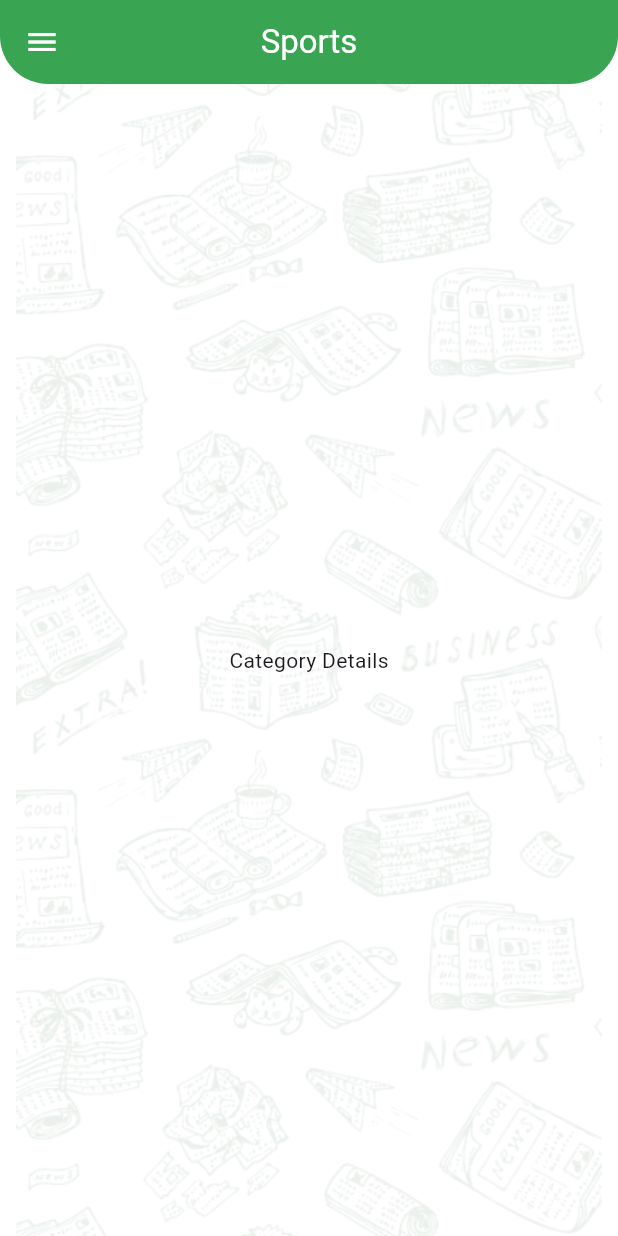
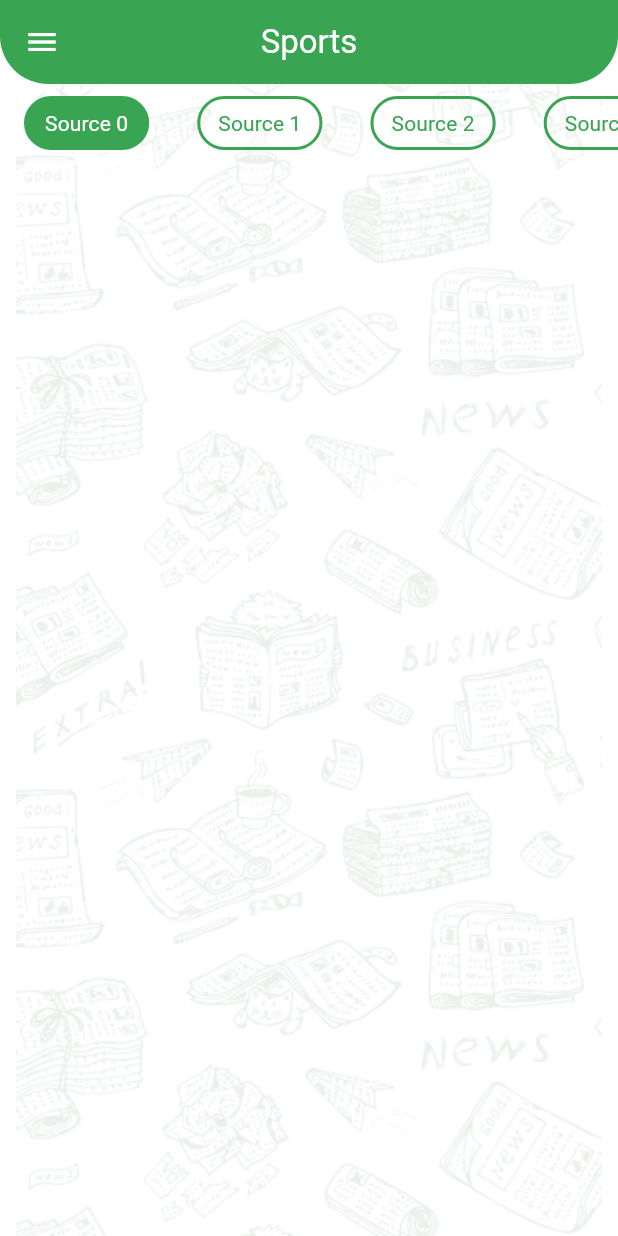
Before and after one commit to omar-route-c12/news, a Flutter app: the screen it shows after launch, after a tap on "Sports", on a phone screen of 412 x 824 dp. Run offline on Flutter 3.47's test engine with Material 3 defaults, Android fonts, the phone set to English and light mode, and no system bars.

Commit message:
Finish tabs UI

```diff
--- a/lib/app_theme.dart
+++ b/lib/app_theme.dart
@@ -28,6 +28,11 @@ class AppTheme {
         fontWeight: FontWeight.bold,
         color: white,
       ),
+      titleSmall: TextStyle(
+        fontSize: 14,
+        fontWeight: FontWeight.w400,
+        color: black,
+      ),
     ),
   );
 }
--- a/lib/categories/category_details.dart
+++ b/lib/categories/category_details.dart
@@ -1,15 +1,27 @@
 import 'package:flutter/material.dart';
+import 'package:news/models/source.dart';
+import 'package:news/tabs/sources_tabs.dart';
 
-class CategoryDetails extends StatelessWidget {
+class CategoryDetails extends StatefulWidget {
   CategoryDetails(this.categoryId);
 
   String categoryId;
+
+  @override
+  State<CategoryDetails> createState() => _CategoryDetailsState();
+}
+
+class _CategoryDetailsState extends State<CategoryDetails> {
+  List<Source> sources = List.generate(
+    10,
+    (index) => Source(
+      id: '$index',
+      name: 'Source $index',
+    ),
+  );
+
   @override
   Widget build(BuildContext context) {
-    return Center(
-      child: Text(
-        'Category Details',
-      ),
-    );
+    return SourcesTabs(sources);
   }
 }
--- /dev/null
+++ b/lib/models/source.dart
@@ -0,0 +1,6 @@
+class Source {
+  String id;
+  String name;
+
+  Source({required this.id, required this.name});
+}
--- /dev/null
+++ b/lib/tabs/sources_tabs.dart
@@ -0,0 +1,46 @@
+import 'package:flutter/material.dart';
+import 'package:news/models/source.dart';
+import 'package:news/tabs/tab_item.dart';
+
+class SourcesTabs extends StatefulWidget {
+  SourcesTabs(this.sources);
+
+  List<Source> sources;
+
+  @override
+  State<SourcesTabs> createState() => _SourcesTabsState();
+}
+
+class _SourcesTabsState extends State<SourcesTabs> {
+  int selectedTabIndex = 0;
+
+  @override
+  Widget build(BuildContext context) {
+    return Column(
+      children: [
+        DefaultTabController(
+          length: widget.sources.length,
+          child: TabBar(
+            onTap: (index) {
+              selectedTabIndex = index;
+              setState(() {});
+            },
+            isScrollable: true,
+            dividerColor: Colors.transparent,
+            indicatorColor: Colors.transparent,
+            tabAlignment: TabAlignment.start,
+            tabs: widget.sources
+                .map(
+                  (source) => TabItem(
+                    sourceName: source.name,
+                    isSelected:
+                        widget.sources.indexOf(source) == selectedTabIndex,
+                  ),
+                )
+                .toList(),
+          ),
+        )
+      ],
+    );
+  }
+}
--- /dev/null
+++ b/lib/tabs/tab_item.dart
@@ -0,0 +1,34 @@
+import 'package:flutter/material.dart';
+import 'package:news/app_theme.dart';
+
+class TabItem extends StatelessWidget {
+  TabItem({
+    required this.sourceName,
+    required this.isSelected,
+  });
+
+  String sourceName;
+  bool isSelected;
+
+  @override
+  Widget build(BuildContext context) {
+    return Container(
+      margin: EdgeInsets.symmetric(vertical: 8),
+      padding: EdgeInsets.symmetric(vertical: 6, horizontal: 12),
+      decoration: BoxDecoration(
+        color: isSelected ? AppTheme.primary : Colors.transparent,
+        border: Border.all(
+          width: 2,
+          color: AppTheme.primary,
+        ),
+        borderRadius: BorderRadius.circular(25),
+      ),
+      child: Text(
+        sourceName,
+        style: Theme.of(context).textTheme.titleSmall?.copyWith(
+              color: isSelected ? AppTheme.white : AppTheme.primary,
+            ),
+      ),
+    );
+  }
+}
```
